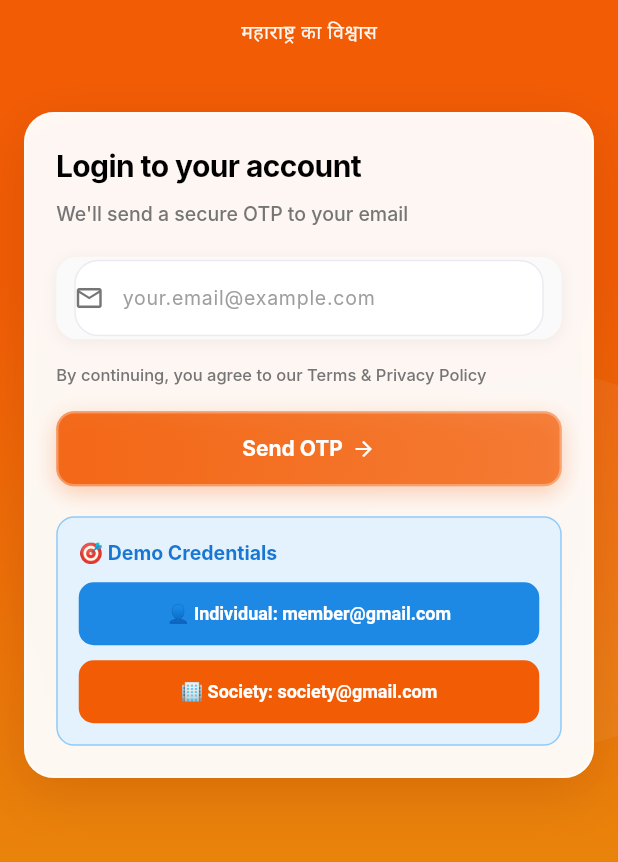
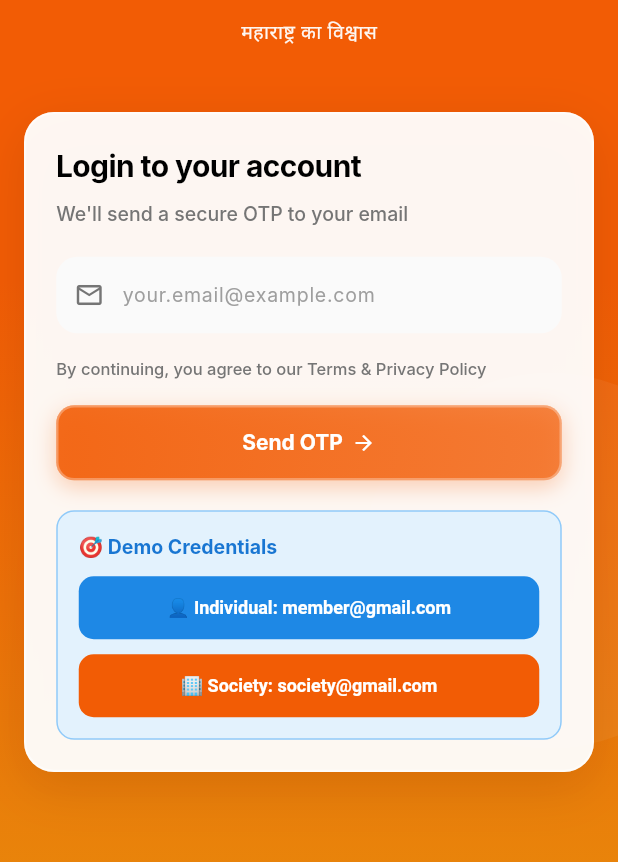
Before and after one commit to bhushannaikwade83-cmd/MAHAMAINTAINPRO, a Flutter app: the screen it shows after launch, on a phone screen of 412 x 824 dp, the part 338-1200 px from its top. Run offline on Flutter 3.47's test engine with Material 3 defaults, Android fonts, the phone set to English and light mode, and no system bars; our stand-ins replace firebase_core, firebase_messaging, flutter_riverpod, go_router, supabase_flutter; missing offline and left inert: razorpay_flutter; accounts and stored records are empty; Roboto replaces fonts that are missing (Inter).

Commit message:
Remove decorative box from email input - simple clean design with no borders

```diff
--- a/lib/screens/login_screen.dart
+++ b/lib/screens/login_screen.dart
@@ -299,46 +299,38 @@ class _LoginScreenState extends ConsumerState<LoginScreen>
                             ),
                             SizedBox(height: isSmall ? 16 : 20),
 
-                            // Email Input Field - Modern Glassmorphic
-                            AnimatedContainer(
-                              duration: const Duration(milliseconds: 300),
-                              decoration: BoxDecoration(
-                                gradient: LinearGradient(
-                                  colors: [
-                                    Colors.grey.shade50,
-                                    Colors.grey.shade50,
-                                  ],
-                                ),
-                                borderRadius: BorderRadius.circular(14),
-                                boxShadow: [
-                                  BoxShadow(
-                                    color: Colors.black.withOpacity(0.05),
-                                    blurRadius: 8,
-                                    offset: const Offset(0, 2),
-                                  ),
-                                ],
-                              ),
-                              child: Padding(
-                                padding: const EdgeInsets.symmetric(
-                                  horizontal: 12,
-                                  vertical: 2,
-                                ),
-                                child: TextField(
+                            // Email Input Field - Simple & Clean
+                            TextField(
                               controller: _emailController,
                               focusNode: _emailFocus,
                               keyboardType: TextInputType.emailAddress,
                               decoration: InputDecoration(
-                                    border: InputBorder.none,
                                 hintText: 'your.email@example.com',
                                 hintStyle: TextStyle(
                                   fontSize: isSmall ? 12 : 13,
                                   color: Colors.grey.shade500,
                                   fontWeight: FontWeight.w400,
                                 ),
-                                    contentPadding:
-                                        EdgeInsets.symmetric(vertical: isSmall ? 12 : 14),
+                                filled: true,
+                                fillColor: Colors.grey.shade50,
+                                border: OutlineInputBorder(
+                                  borderRadius: BorderRadius.circular(14),
+                                  borderSide: BorderSide.none,
+                                ),
+                                enabledBorder: OutlineInputBorder(
+                                  borderRadius: BorderRadius.circular(14),
+                                  borderSide: BorderSide.none,
+                                ),
+                                focusedBorder: OutlineInputBorder(
+                                  borderRadius: BorderRadius.circular(14),
+                                  borderSide: BorderSide.none,
+                                ),
+                                contentPadding: EdgeInsets.symmetric(
+                                  vertical: isSmall ? 12 : 14,
+                                  horizontal: 16,
+                                ),
                                 prefixIcon: Padding(
-                                      padding: const EdgeInsets.only(right: 8),
+                                  padding: const EdgeInsets.only(left: 12, right: 8),
                                   child: Icon(
                                     Icons.email_outlined,
                                     color: Colors.grey.shade600,
@@ -352,8 +344,6 @@ class _LoginScreenState extends ConsumerState<LoginScreen>
                                 fontWeight: FontWeight.w500,
                               ),
                               onChanged: (value) => setState(() {}),
-                                ),
-                              ),
                             ),
                             SizedBox(height: isSmall ? 14 : 16),
                             Text(
```
Lines whose indentation alone changed are shown as unchanged.
